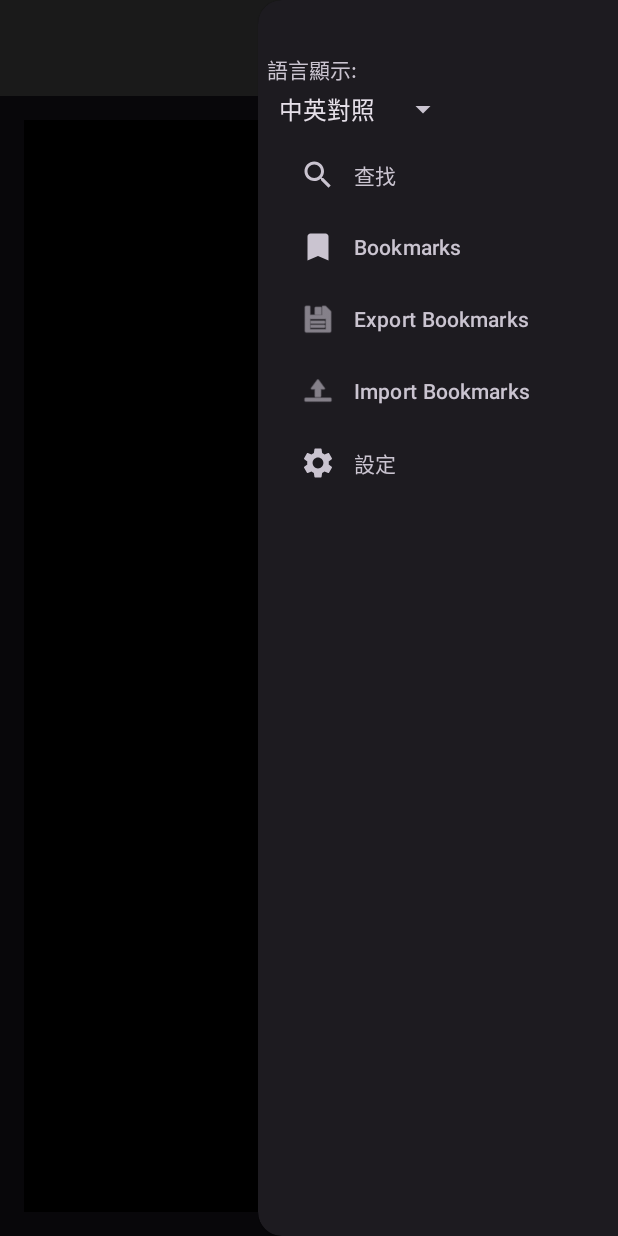
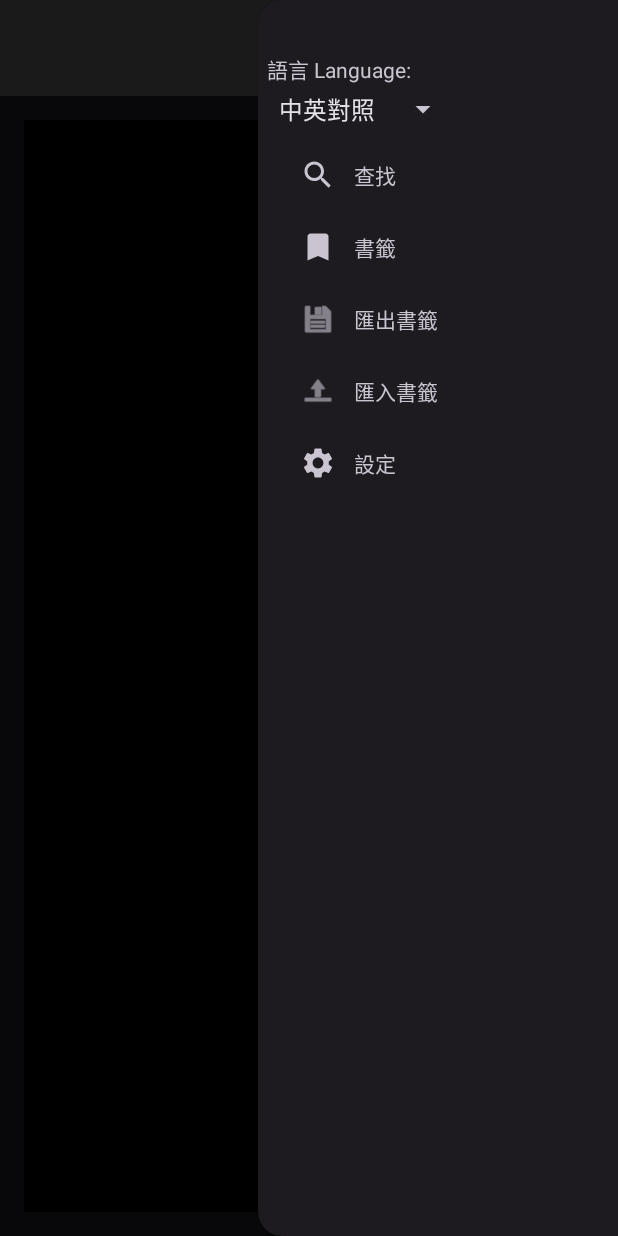
Before and after one commit to samhwy/thebible, an Android app: the screen it shows after launch (MainActivity), with the side drawer open, on a phone screen of 412 x 824 dp. Run offline under Robolectric (Android 15) with nearby library versions, the phone set to English and light mode, and no system bars; our stand-ins replace Dagger/Hilt's generated code, Room's generated code, navigation-ui.

Commit message:
improve bilingual

```diff
--- a/app/src/main/java/com/sam/thebible/MainActivity.kt
+++ b/app/src/main/java/com/sam/thebible/MainActivity.kt
@@ -162,15 +162,25 @@ class MainActivity : AppCompatActivity(), NavigationView.OnNavigationItemSelecte
 
     private fun showSettingsDialog() {
         val dialogView = LayoutInflater.from(this).inflate(R.layout.dialog_settings, null)
+        val isEnglish = settingsManager.languageMode == 1
 
         val cbDarkMode = dialogView.findViewById<CheckBox>(R.id.cbDarkMode)
         val seekBarFontSize = dialogView.findViewById<SeekBar>(R.id.seekBarFontSize)
         val spinnerFontColor = dialogView.findViewById<Spinner>(R.id.spinnerFontColor)
         val spinnerBackgroundColor = dialogView.findViewById<Spinner>(R.id.spinnerBackgroundColor)
 
+        // Set checkbox text based on language
+        cbDarkMode.text = getString(if (isEnglish) R.string.dark_mode_en else R.string.dark_mode)
+
         // Font colors: white, black, green, yellow, orange
         val fontColors = arrayOf(Color.WHITE, Color.BLACK, Color.GREEN, Color.YELLOW, 0xFFFFA500.toInt())
-        val fontColorNames = arrayOf(
+        val fontColorNames = if (isEnglish) arrayOf(
+            getString(R.string.white_en),
+            getString(R.string.black_en),
+            getString(R.string.green_en),
+            getString(R.string.yellow_en),
+            getString(R.string.orange_en)
+        ) else arrayOf(
             getString(R.string.white),
             getString(R.string.black),
             getString(R.string.green),
@@ -178,15 +188,18 @@ class MainActivity : AppCompatActivity(), NavigationView.OnNavigationItemSelecte
             getString(R.string.orange)
         )
 
-        // Background colors: white, black, parchment, dark gray, very dark
-        val backgroundColors = arrayOf(Color.WHITE, Color.BLACK, R.color.parchment, R.color.dark_gray) //, 0xFF1A1A1A.toInt())
-        val backgroundColorNames = arrayOf(
+        // Background colors: white, black, parchment, dark gray
+        val backgroundColors = arrayOf(Color.WHITE, Color.BLACK, R.color.parchment, R.color.dark_gray)
+        val backgroundColorNames = if (isEnglish) arrayOf(
+            getString(R.string.white_en),
+            getString(R.string.black_en),
+            getString(R.string.parchment_en),
+            getString(R.string.darkgray_en)
+        ) else arrayOf(
             getString(R.string.white),
             getString(R.string.black),
             getString(R.string.parchment),
             getString(R.string.darkgray)
-            /*,
-            "極深" */
         )
 
         val fontColorAdapter = ColorSpinnerAdapter(this, fontColors, fontColorNames)
@@ -204,6 +217,7 @@ class MainActivity : AppCompatActivity(), NavigationView.OnNavigationItemSelecte
 
 
         val dialog = AlertDialog.Builder(this)
+            .setTitle(getString(if (isEnglish) R.string.settings_en else R.string.settings))
             .setView(dialogView)
             .create()
 
@@ -272,15 +286,31 @@ class MainActivity : AppCompatActivity(), NavigationView.OnNavigationItemSelecte
         val headerView = binding.navView.getHeaderView(0)
         val spinnerLanguage = headerView.findViewById<Spinner>(R.id.spinnerLanguage)
 
-        val languageOptions = arrayOf("中文", "English", "中英對照")
+        val languageOptions = when (settingsManager.languageMode) {
+            1 -> arrayOf("中文", "English", "TC&Eng") //arrayOf("Chinese", "English", "Chinese+English")
+            else -> arrayOf("中文", "English", "中英對照")
+        }
         val adapter = ArrayAdapter(this, android.R.layout.simple_spinner_item, languageOptions)
         adapter.setDropDownViewResource(android.R.layout.simple_spinner_dropdown_item)
         spinnerLanguage.adapter = adapter
 
         spinnerLanguage.setSelection(settingsManager.languageMode)
+
+        // Update spinner options when language changes
+        fun updateSpinnerOptions() {
+            val newOptions = when (settingsManager.languageMode) {
+                1 -> arrayOf("Chinese", "English", "Chinese+English")
+                else -> arrayOf("中文", "English", "中英對照")
+            }
+            val newAdapter = ArrayAdapter(this, android.R.layout.simple_spinner_item, newOptions)
+            newAdapter.setDropDownViewResource(android.R.layout.simple_spinner_dropdown_item)
+            spinnerLanguage.adapter = newAdapter
+            spinnerLanguage.setSelection(settingsManager.languageMode)
+        }
         spinnerLanguage.onItemSelectedListener = object : android.widget.AdapterView.OnItemSelectedListener {
             override fun onItemSelected(parent: android.widget.AdapterView<*>?, view: android.view.View?, position: Int, id: Long) {
                 settingsManager.languageMode = position
+                updateMenuLanguage(position)
                 getCurrentMainFragment()?.applySettings(
                     position,
                     settingsManager.fontSize,
@@ -290,6 +320,9 @@ class MainActivity : AppCompatActivity(), NavigationView.OnNavigationItemSelecte
             }
             override fun onNothingSelected(parent: android.widget.AdapterView<*>?) {}
         }
+
+        // Set initial menu language
+        updateMenuLanguage(settingsManager.languageMode)
     }
 
     override fun onNavigationItemSelected(item: MenuItem): Boolean {
@@ -369,6 +402,17 @@ class MainActivity : AppCompatActivity(), NavigationView.OnNavigationItemSelecte
         }
     }
 
+    private fun updateMenuLanguage(languageMode: Int) {
+        val menu = binding.navView.menu
+        val isEnglish = languageMode == 1 // 0=Chinese, 1=English, 2=Both(Chinese menu)
+
+        menu.findItem(R.id.nav_search)?.title = getString(if (isEnglish) R.string.search_en else R.string.search)
+        menu.findItem(R.id.nav_bookmarks)?.title = getString(if (isEnglish) R.string.bookmarks_en else R.string.bookmarks)
+        menu.findItem(R.id.nav_export_bookmarks)?.title = getString(if (isEnglish) R.string.export_bookmarks_en else R.string.export_bookmarks)
+        menu.findItem(R.id.nav_import_bookmarks)?.title = getString(if (isEnglish) R.string.import_bookmarks_en else R.string.import_bookmarks)
+        menu.findItem(R.id.nav_settings)?.title = getString(if (isEnglish) R.string.settings_en else R.string.settings)
+    }
+
     override fun onSupportNavigateUp(): Boolean {
         return super.onSupportNavigateUp()
     }
--- a/app/src/main/res/layout/nav_header.xml
+++ b/app/src/main/res/layout/nav_header.xml
@@ -11,7 +11,7 @@
     <TextView
         android:layout_width="wrap_content"
         android:layout_height="wrap_content"
-        android:text="語言顯示:"
+        android:text="語言 Language:"
         android:textSize="14sp"
         android:layout_marginBottom="4dp" />
 
--- a/app/src/main/res/menu/drawer_menu.xml
+++ b/app/src/main/res/menu/drawer_menu.xml
@@ -7,15 +7,15 @@
     <item
         android:id="@+id/nav_bookmarks"
         android:icon="@drawable/ic_bookmark"
-        android:title="Bookmarks" />
+        android:title="@string/bookmarks" />
     <item
         android:id="@+id/nav_export_bookmarks"
         android:icon="@android:drawable/ic_menu_save"
-        android:title="Export Bookmarks" />
+        android:title="@string/export_bookmarks" />
     <item
         android:id="@+id/nav_import_bookmarks"
         android:icon="@android:drawable/ic_menu_upload"
-        android:title="Import Bookmarks" />
+        android:title="@string/import_bookmarks" />
     <item
         android:id="@+id/nav_settings"
         android:icon="@drawable/ic_settings"
--- a/app/src/main/res/values/strings.xml
+++ b/app/src/main/res/values/strings.xml
@@ -3,16 +3,30 @@
     <string name="chinese_english">中英對照</string>
     <string name="search_hint">神*主耶穌</string>
     <string name="search">查找</string>
+    <string name="search_en">Search</string>
     <string name="prev_chapter">上一章</string>
     <string name="next_chapter">下一章</string>
     <string name="chapter_prefix">第</string>
     <string name="chapter_suffix">章</string>
     <string name="settings">設定</string>
+    <string name="settings_en">Settings</string>
+    <string name="bookmarks">書籤</string>
+    <string name="bookmarks_en">Bookmarks</string>
+    <string name="export_bookmarks">匯出書籤</string>
+    <string name="export_bookmarks_en">Export Bookmarks</string>
+    <string name="import_bookmarks">匯入書籤</string>
+    <string name="import_bookmarks_en">Import Bookmarks</string>
     <string name="font_size">字體大小</string>
+    <string name="font_size_en">Font Size</string>
     <string name="font_color">字體顏色</string>
+    <string name="font_color_en">Font Color</string>
     <string name="background_color">背景顏色</string>
+    <string name="background_color_en">Background Color</string>
     <string name="cancel">取消</string>
+    <string name="cancel_en">Cancel</string>
     <string name="ok">確定</string>
+    <string name="ok_en">OK</string>
+    <string name="dark_mode_en">Dark Mode</string>
     <string name="app_version">v1.0</string>
     <string name="black">黑色</string>
     <string name="white">白色</string>
@@ -25,4 +39,11 @@
     <string name="darkgray">深灰</string>
     <string name="dark_mode">深色模式</string>
     <string name="no_bookmarks">沒有書籤</string>
+    <string name="white_en">White</string>
+    <string name="black_en">Black</string>
+    <string name="green_en">Green</string>
+    <string name="yellow_en">Yellow</string>
+    <string name="orange_en">Orange</string>
+    <string name="parchment_en">Parchment</string>
+    <string name="darkgray_en">Dark Gray</string>
 </resources>
```
